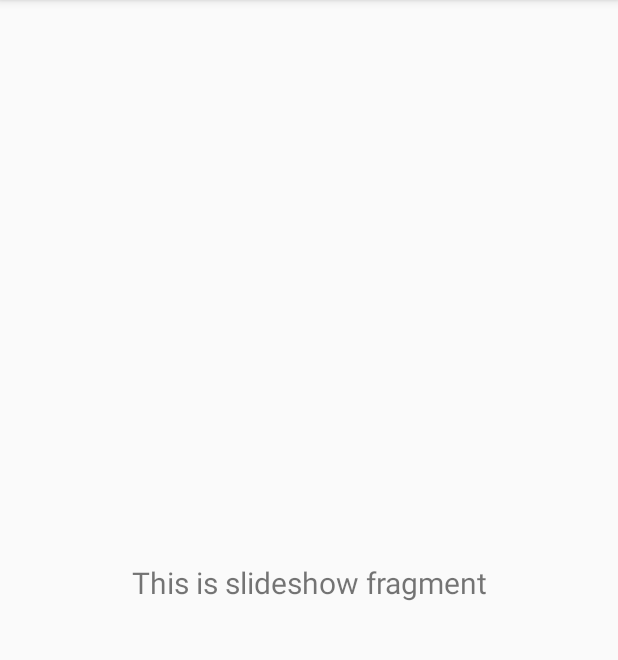
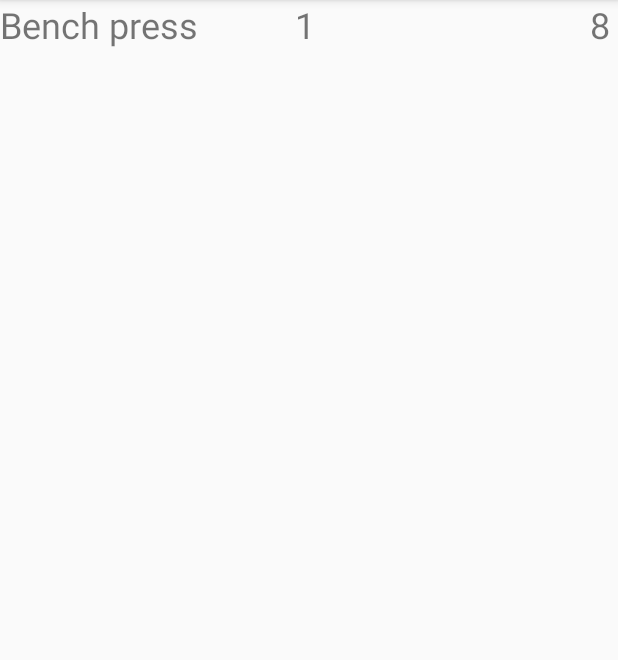
Before and after one commit to gyarab/Workout, an Android app: the fragment SlideshowFragment shown on its own in the app's theme, on a phone screen of 412 x 824 dp, the part 84-744 px from its top. Run offline under Robolectric (Android 15) with nearby library versions, the phone set to English and light mode, and no system bars.

Commit message:
fragments

```diff
--- a/app/src/main/java/com/example/workout/MainActivity.java
+++ b/app/src/main/java/com/example/workout/MainActivity.java
@@ -22,6 +22,8 @@ public class MainActivity extends AppCompatActivity {
             }
         });
 
+
+
     }
 
     private void launchActivity() {
--- /dev/null
+++ b/app/src/main/java/com/example/workout/ShowWorkoutAdapter.java
@@ -0,0 +1,57 @@
+package com.example.workout;
+
+import android.content.Context;
+import android.view.LayoutInflater;
+import android.view.View;
+import android.view.ViewGroup;
+import android.widget.ArrayAdapter;
+import android.widget.TextView;
+
+import com.example.workout.ui.ShowWorkoutData;
+
+import java.util.ArrayList;
+
+
+public class ShowWorkoutAdapter extends ArrayAdapter<ShowWorkoutData> {
+    private ArrayList<ShowWorkoutData> dataSet;
+    Context myContext;
+
+    public static class MyViewHolder {
+        TextView textweek;
+        TextView textday;
+        TextView textexec;
+        TextView textset;
+        TextView textrep;
+        TextView textmax;
+
+    }
+
+    public ShowWorkoutAdapter(ArrayList<ShowWorkoutData> data, Context context){
+        super(context, R.layout.row_workout_item,data);
+        this.dataSet=data;
+        this.myContext=context;
+    }
+    private int lastposition= -1;
+    @Override
+    public View getView(int position, View convertView, ViewGroup parent){
+        ShowWorkoutData data = getItem(position);
+        MyViewHolder viewHolder;
+        if(convertView==null){
+            viewHolder= new MyViewHolder();
+            LayoutInflater inflater = LayoutInflater.from(getContext());
+            convertView = inflater.inflate(R.layout.row_workout_item,parent,false);
+            viewHolder.textexec=convertView.findViewById(R.id.textViewExec);
+            viewHolder.textset=convertView.findViewById(R.id.textViewSet);
+            viewHolder.textrep=convertView.findViewById(R.id.textViewRep);
+            convertView.setTag(viewHolder);
+        }else{
+            viewHolder = (MyViewHolder) convertView.getTag();
+        }
+        lastposition=position;
+        viewHolder.textexec.setText(data.getExec());
+        viewHolder.textset.setText(data.getSet());
+        viewHolder.textrep.setText(data.getRep());
+
+        return convertView;
+    }
+}
--- /dev/null
+++ b/app/src/main/java/com/example/workout/ui/ShowWorkoutData.java
@@ -0,0 +1,38 @@
+package com.example.workout.ui;
+
+public class ShowWorkoutData {
+    int week;
+    int day;
+    String set;
+    String rep;
+    String max;
+    String exec;
+
+    public ShowWorkoutData(int week, int day, String set, String rep, String exec, String max){
+        this.week=week;
+        this.day=day;
+        this.set=set;
+        this.rep=rep;
+        this.max=max;
+        this.exec=exec;
+
+    }
+    public Integer getWeek(){
+        return week;
+    }
+    public Integer getDay(){
+        return day;
+    }
+    public String getSet(){
+        return set;
+    }
+    public String getRep(){
+return rep;
+    }
+    public String getMax(){
+return max;
+    }
+    public String getExec(){
+    return exec;
+    }
+}
--- a/app/src/main/java/com/example/workout/ui/slideshow/SlideshowFragment.java
+++ b/app/src/main/java/com/example/workout/ui/slideshow/SlideshowFragment.java
@@ -1,35 +1,52 @@
 package com.example.workout.ui.slideshow;
 
+import android.database.Cursor;
+import android.database.sqlite.SQLiteDatabase;
 import android.os.Bundle;
 import android.view.LayoutInflater;
 import android.view.View;
 import android.view.ViewGroup;
-import android.widget.TextView;
+import android.widget.ListView;
 
-import androidx.annotation.NonNull;
-import androidx.annotation.Nullable;
 import androidx.fragment.app.Fragment;
-import androidx.lifecycle.Observer;
-import androidx.lifecycle.ViewModelProviders;
 
+import com.example.workout.DBHandler;
 import com.example.workout.R;
+import com.example.workout.ShowWorkoutAdapter;
+import com.example.workout.ui.ShowWorkoutData;
+
+import java.util.ArrayList;
 
 public class SlideshowFragment extends Fragment {
+    private static ShowWorkoutAdapter adapter;
+    ArrayList<ShowWorkoutData> workoutData;
+    ListView listView;
+    private SlideshowViewModel slideshowViewModel;
+    public SlideshowFragment(){
 
-    private SlideshowViewModel slideshowViewModel;
+    }
 
-    public View onCreateView(@NonNull LayoutInflater inflater,
+    @Override
+    public View onCreateView(LayoutInflater inflater,
                              ViewGroup container, Bundle savedInstanceState) {
-        slideshowViewModel =
-                ViewModelProviders.of(this).get(SlideshowViewModel.class);
-        View root = inflater.inflate(R.layout.fragment_slideshow, container, false);
-        final TextView textView = root.findViewById(R.id.text_slideshow);
-        slideshowViewModel.getText().observe(getViewLifecycleOwner(), new Observer<String>() {
-            @Override
-            public void onChanged(@Nullable String s) {
-                textView.setText(s);
+        View root = inflater.inflate(R.layout.fragment_workout, container, false);
+        listView =  root.findViewById(R.id.showWorkoutList);
+
+            workoutData = new ArrayList<>();
+            DBHandler dbHandler = new DBHandler(getContext());
+            SQLiteDatabase db = dbHandler.getReadableDatabase();
+            Cursor cursor = db.query(DBHandler.TB_WEEKS, null, null, null, null, null, null);
+            if (cursor != null) {
+                cursor.moveToFirst();
             }
-        });
-        return root;
+            while (!cursor.isAfterLast()) {
+                workoutData.add(new ShowWorkoutData(cursor.getInt(cursor.getColumnIndex(DBHandler.COL_WEEK_WEEKID)), cursor.getInt(cursor.getColumnIndex(DBHandler.COL_WEEK_DAYID)), cursor.getString(cursor.getColumnIndex(DBHandler.COL_WEEK_SETNUM)), cursor.getString(cursor.getColumnIndex(DBHandler.COL_WEEK_REPNUM)), cursor.getString(cursor.getColumnIndex(DBHandler.COL_WEEK_EXEC)), cursor.getString(cursor.getColumnIndex(DBHandler.COL_WEEK_MAX))));
+                cursor.moveToNext();
+            }
+            cursor.close();
+            adapter = new ShowWorkoutAdapter(workoutData, getActivity());
+            listView.setAdapter(adapter);
+
+            return root;
+        }
     }
-}
--- /dev/null
+++ b/app/src/main/res/layout/fragment_workout.xml
@@ -0,0 +1,12 @@
+<?xml version="1.0" encoding="utf-8"?>
+<RelativeLayout xmlns:android="http://schemas.android.com/apk/res/android"
+    android:layout_width="match_parent"
+    android:layout_height="match_parent"
+    android:orientation="vertical" >
+
+
+<ListView
+        android:id="@+id/showWorkoutList"
+        android:layout_width="wrap_content"
+        android:layout_height="wrap_content" />
+</RelativeLayout>
--- /dev/null
+++ b/app/src/main/res/layout/row_workout_item.xml
@@ -0,0 +1,36 @@
+<?xml version="1.0" encoding="utf-8"?>
+<androidx.constraintlayout.widget.ConstraintLayout
+    xmlns:android="http://schemas.android.com/apk/res/android"
+    xmlns:app="http://schemas.android.com/apk/res-auto"
+    xmlns:tools="http://schemas.android.com/tools"
+    android:layout_width="match_parent"
+    android:layout_height="match_parent">
+
+    <TextView
+        android:id="@+id/textViewExec"
+        android:layout_width="wrap_content"
+        android:layout_height="wrap_content"
+        android:textSize="24sp"
+        app:layout_constraintStart_toStartOf="parent"
+        app:layout_constraintTop_toTopOf="parent" />
+
+    <TextView
+        android:id="@+id/textViewSet"
+        android:layout_width="wrap_content"
+        android:layout_height="wrap_content"
+        android:gravity="center_horizontal"
+        android:textAlignment="center"
+        android:textSize="24sp"
+        app:layout_constraintEnd_toEndOf="@+id/textViewRep"
+        app:layout_constraintStart_toStartOf="parent"
+        app:layout_constraintTop_toTopOf="parent" />
+
+    <TextView
+        android:id="@+id/textViewRep"
+        android:layout_width="wrap_content"
+        android:layout_height="wrap_content"
+        android:layout_marginRight="5sp"
+        android:textSize="24sp"
+        app:layout_constraintEnd_toEndOf="parent"
+        app:layout_constraintTop_toTopOf="parent" />
+</androidx.constraintlayout.widget.ConstraintLayout>
```
Also changed, not shown: app/src/main/java/com/example/workout/Ac2.java (+2 -5 lines), app/src/main/java/com/example/workout/DBHandler.java (+19 -10 lines), app/src/main/java/com/example/workout/MyAdapter.java (deleted, +0 -42 lines), app/src/main/java/com/example/workout/ShowWorkout.java (+24 -17 lines), app/src/main/res/layout/acitivity3.xml (deleted, +0 -11 lines), 2 other files.
